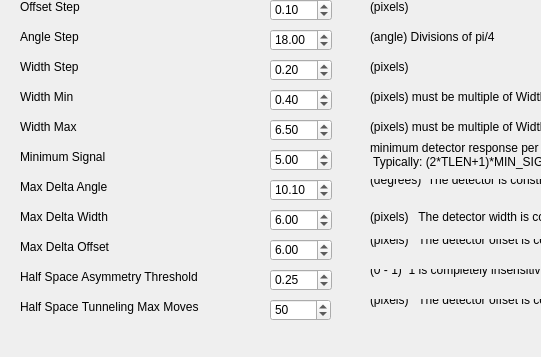
Before: the Qt Designer form src/WhiskerToolbox/Whisker_Widget/janelia_config.ui in paulmthompson/WhiskerToolbox, drawn with Qt 5; both pictures show x 0 to 541 and y 231 to 588 of the 896 by 588 pixel window.
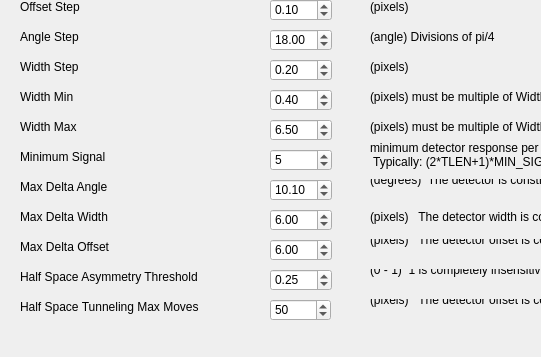
After: the same form once the commit is applied.

The edit to the form file:
```diff
--- a/src/WhiskerToolbox/Whisker_Widget/janelia_config.ui
+++ b/src/WhiskerToolbox/Whisker_Widget/janelia_config.ui
@@ -496,6 +496,9 @@
      <height>22</height>
     </rect>
    </property>
+   <property name="decimals">
+    <number>0</number>
+   </property>
    <property name="maximum">
     <double>10.000000000000000</double>
    </property>
```
Left out of the diff: 2 changed lines with no effect on the pictures.
